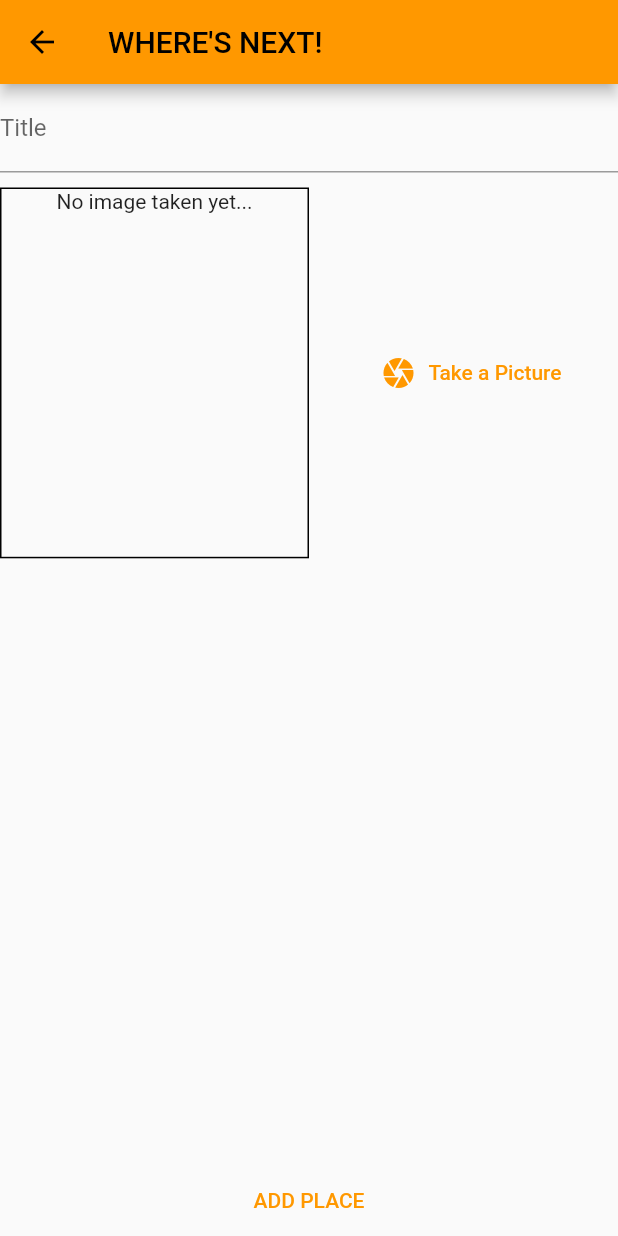
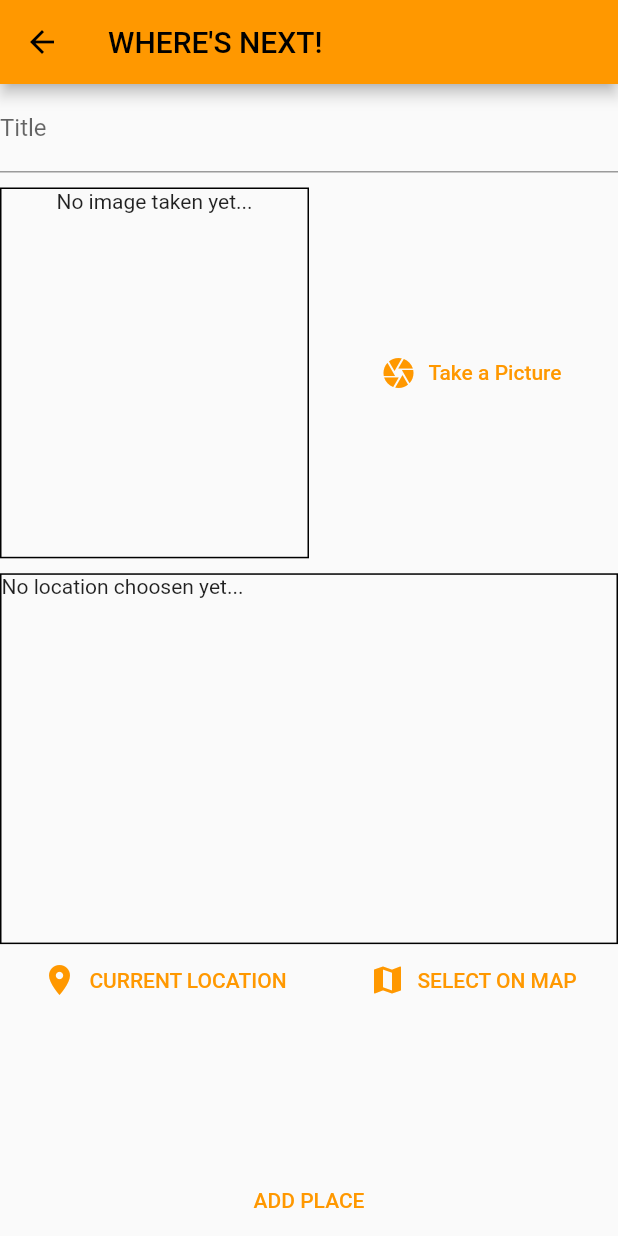
Before and after one commit to Khloud-azeem/Great-Places-App, a Flutter app: the AddPlaceScreen screen opened by its route, on a phone screen of 412 x 824 dp. Run offline on Flutter 3.47's test engine with Material 2 defaults, Android fonts, the phone set to English and light mode, and no system bars; our stand-ins replace image_picker, location, sqflite; accounts and stored records are empty.

Commit message:
add google maps api, show snapshot of user current location

```diff
--- /dev/null
+++ b/lib/helpers/location_helper.dart
@@ -0,0 +1,11 @@
+import 'package:flutter/material.dart';
+
+const GOOGLE_API_KEY = 'AIzaSyAIsAwNddsmcDjfiu0CMgmeuJXYxUJtR84';
+
+class LocationHelper {
+  static String getLocationPreviewImg(
+      {required double longitude, required double latitude}) {
+    return 'https://maps.googleapis.com/maps/api/staticmap?center=&$latitude,$longitude&zoom=13&size=600x300&maptype=roadmap&markers=color:red%7Clabel:C%7C$latitude,$longitude&key=$GOOGLE_API_KEY';
+    // return 'https://maps.googleapis.com/maps/api/staticmap?center=Brooklyn+Bridge,New+York,NY&zoom=13&size=600x300&maptype=roadmap&markers=color:blue%7Clabel:S%7C40.702147,-74.015794&markers=color:green%7Clabel:G%7C40.711614,-74.012318&markers=color:red%7Clabel:C%7C40.718217,-73.998284&key=$GOOGLE_API_KEY&signature=YOUR_SIGNATURE';
+  }
+}
--- a/lib/screens/add_places_screen.dart
+++ b/lib/screens/add_places_screen.dart
@@ -3,6 +3,7 @@ import 'dart:io';
 import 'package:flutter/material.dart';
 import 'package:great_places/providers/places_provider.dart';
 import 'package:great_places/widgets/image_input.dart';
+import 'package:great_places/widgets/location_input.dart';
 import 'package:provider/provider.dart';
 
 class AddPlaceScreen extends StatefulWidget {
@@ -50,6 +51,10 @@ class _AddPlaceScreenState extends State<AddPlaceScreen> {
                   height: 10,
                 ),
                 ImageInput(selectImage: _selectImage),
+                SizedBox(
+                  height: 10,
+                ),
+                LocationInput(),
               ],
             ),
           )),
--- /dev/null
+++ b/lib/widgets/location_input.dart
@@ -0,0 +1,61 @@
+import 'package:flutter/material.dart';
+import 'package:great_places/helpers/location_helper.dart';
+import 'package:location/location.dart';
+
+class LocationInput extends StatefulWidget {
+  const LocationInput({Key? key}) : super(key: key);
+
+  @override
+  State<LocationInput> createState() => _LocationInputState();
+}
+
+class _LocationInputState extends State<LocationInput> {
+  String? _previewImgUrl;
+
+  Future<void> _getCurrentLocation() async {
+    final location = await Location().getLocation();
+    final mapImgUrl = LocationHelper.getLocationPreviewImg(
+        latitude: location.latitude as double,
+        longitude: location.longitude as double);
+    print(location.latitude);
+    print(location.latitude);
+    setState(() {
+      _previewImgUrl = mapImgUrl;
+    });
+  }
+
+  @override
+  Widget build(BuildContext context) {
+    final height = MediaQuery.of(context).size.height;
+    final width = MediaQuery.of(context).size.width;
+    return Column(
+      children: [
+        Container(
+          height: height * 0.3,
+          width: double.infinity,
+          decoration: BoxDecoration(border: Border.all(color: Colors.black)),
+          child: _previewImgUrl == null
+              ? Text('No location choosen yet...')
+              : Image.network(
+                  _previewImgUrl as String,
+                  fit: BoxFit.cover,
+                  width: double.infinity,
+                ),
+        ),
+        Row(
+          mainAxisAlignment: MainAxisAlignment.spaceAround,
+          children: [
+            TextButton.icon(
+                onPressed: _getCurrentLocation,
+                icon: Icon(Icons.location_on),
+                label: Text('CURRENT LOCATION')),
+            TextButton.icon(
+                onPressed: () {},
+                icon: Icon(Icons.map),
+                label: Text('SELECT ON MAP')),
+          ],
+        ),
+      ],
+    );
+  }
+}
--- a/pubspec.yaml
+++ b/pubspec.yaml
@@ -34,6 +34,7 @@ dependencies:
   path_provider: ^2.0.9
   path:
   sqflite: ^2.0.2+1
+  location: ^4.3.0
 
 
   # The following adds the Cupertino Icons font to your application.
```
Also changed, not shown: lib/providers/places_provider.dart (line endings or trailing spaces), pubspec.lock, 3 other files.
